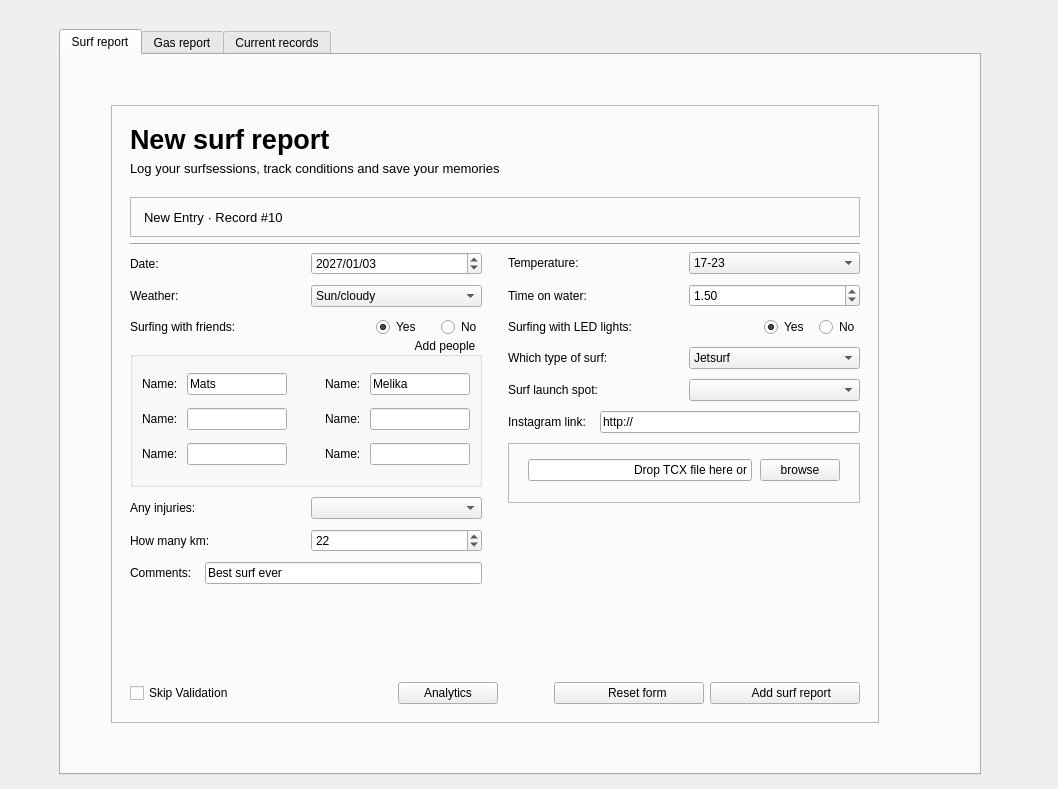
This is src/ui/report.ui in grafitec/SurfReportInput as Qt 5 draws it before an edit. The edited form follows.
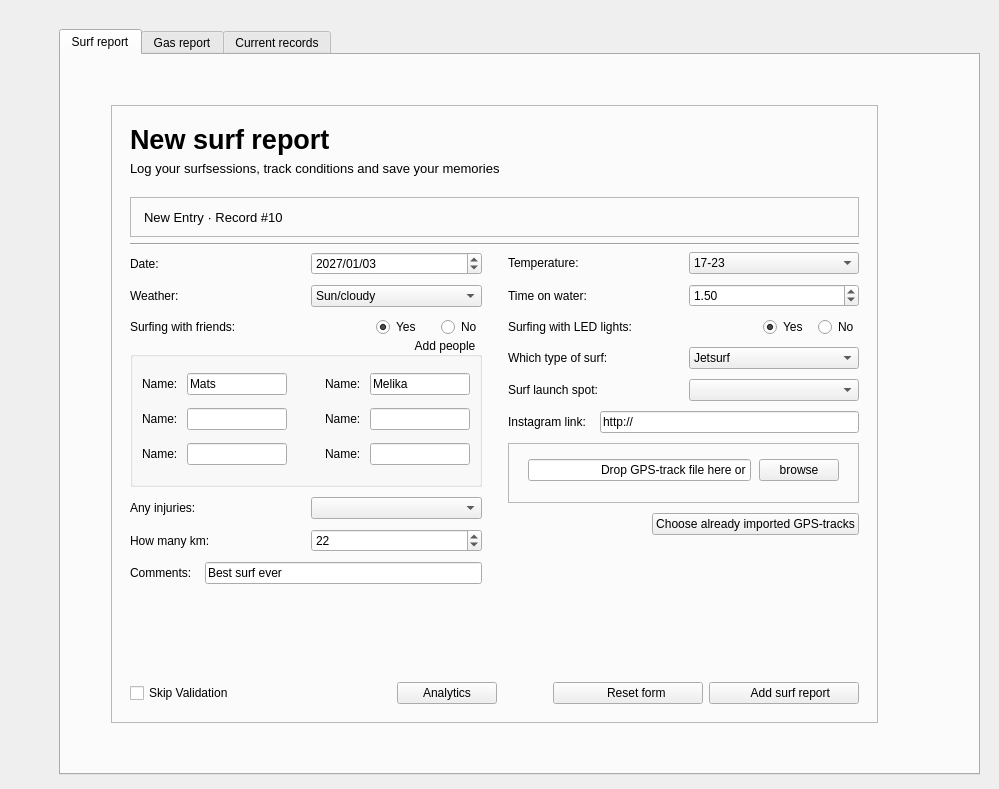
This is the edited form.

Commit message: Almost done with the mail track submission

```diff
--- a/src/ui/report.ui
+++ b/src/ui/report.ui
@@ -6,7 +6,7 @@
    <rect>
     <x>0</x>
     <y>0</y>
-    <width>1058</width>
+    <width>999</width>
     <height>789</height>
    </rect>
   </property>
@@ -1045,7 +1045,7 @@
                            </sizepolicy>
                           </property>
                           <property name="text">
-                           <string>Drop TCX file here or</string>
+                           <string>Drop GPS-track file here or</string>
                           </property>
                           <property name="alignment">
                            <set>Qt::AlignRight|Qt::AlignTrailing|Qt::AlignVCenter</set>
@@ -1064,6 +1064,30 @@
                      </layout>
                     </widget>
                    </item>
+                   <item>
+                    <layout class="QHBoxLayout" name="horizontalLayout_30">
+                     <item>
+                      <spacer name="horizontalSpacer_18">
+                       <property name="orientation">
+                        <enum>Qt::Horizontal</enum>
+                       </property>
+                       <property name="sizeHint" stdset="0">
+                        <size>
+                         <width>40</width>
+                         <height>20</height>
+                        </size>
+                       </property>
+                      </spacer>
+                     </item>
+                     <item>
+                      <widget class="QPushButton" name="btnImportedTracks">
+                       <property name="text">
+                        <string>Choose already imported GPS-tracks</string>
+                       </property>
+                      </widget>
+                     </item>
+                    </layout>
+                   </item>
                    <item>
                     <spacer name="verticalSpacer_2">
                      <property name="orientation">
```
The commit also changes 21 other files.
